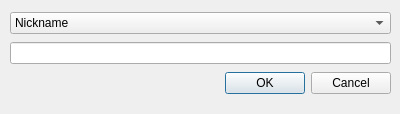
Old version of the form AddContactDialog.ui in the repository MohamedElfeky/PippipMessaging-qt.
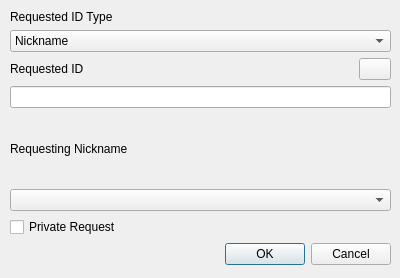
New version of the form. Icons and pictures are not drawn.

The edit to the form file:
```diff
--- a/AddContactDialog.ui
+++ b/AddContactDialog.ui
@@ -7,7 +7,7 @@
     <x>0</x>
     <y>0</y>
     <width>400</width>
-    <height>114</height>
+    <height>278</height>
    </rect>
   </property>
   <property name="windowTitle">
@@ -19,10 +19,19 @@
      <x>10</x>
      <y>10</y>
      <width>381</width>
-     <height>89</height>
+     <height>255</height>
     </rect>
    </property>
+   <layout class="QVBoxLayout" name="verticalLayout_4">
+    <item>
    <layout class="QVBoxLayout" name="verticalLayout">
+      <item>
+       <widget class="QLabel" name="label">
+        <property name="text">
+         <string>Requested ID Type</string>
+        </property>
+       </widget>
+      </item>
     <item>
      <widget class="QComboBox" name="idTypeComboBox">
       <property name="currentText">
@@ -44,7 +53,74 @@
      </widget>
     </item>
     <item>
-     <widget class="QLineEdit" name="idLineEdit"/>
+       <layout class="QVBoxLayout" name="verticalLayout_2">
+        <item>
+         <layout class="QHBoxLayout" name="horizontalLayout" stretch="5,1">
+          <property name="spacing">
+           <number>0</number>
+          </property>
+          <item>
+           <widget class="QLabel" name="label_2">
+            <property name="text">
+             <string>Requested ID</string>
+            </property>
+           </widget>
+          </item>
+          <item>
+           <widget class="QPushButton" name="pastePushButton">
+            <property name="sizePolicy">
+             <sizepolicy hsizetype="Fixed" vsizetype="Fixed">
+              <horstretch>0</horstretch>
+              <verstretch>0</verstretch>
+             </sizepolicy>
+            </property>
+            <property name="maximumSize">
+             <size>
+              <width>32</width>
+              <height>16777215</height>
+             </size>
+            </property>
+            <property name="toolTip">
+             <string>Paste ID</string>
+            </property>
+            <property name="text">
+             <string/>
+            </property>
+            <property name="icon">
+             <iconset resource="pippip.qrc">
+              <normaloff>:/mainwindow/images/652762-clipboard-alt-480.png</normaloff>:/mainwindow/images/652762-clipboard-alt-480.png</iconset>
+            </property>
+           </widget>
+          </item>
+         </layout>
+        </item>
+        <item>
+         <widget class="QLineEdit" name="requestedIdLineEdit"/>
+        </item>
+       </layout>
+      </item>
+     </layout>
+    </item>
+    <item>
+     <layout class="QVBoxLayout" name="verticalLayout_3">
+      <item>
+       <widget class="QLabel" name="label_3">
+        <property name="text">
+         <string>Requesting Nickname</string>
+        </property>
+       </widget>
+      </item>
+      <item>
+       <widget class="QComboBox" name="nicknameComboBox"/>
+      </item>
+     </layout>
+    </item>
+    <item>
+     <widget class="QCheckBox" name="privateCheckBox">
+      <property name="text">
+       <string>Private Request</string>
+      </property>
+     </widget>
     </item>
     <item>
      <widget class="QDialogButtonBox" name="buttonBox">
```
Left out of the diff: 17 changed lines with no effect on the pictures. Lines whose indentation alone changed are shown as unchanged.
